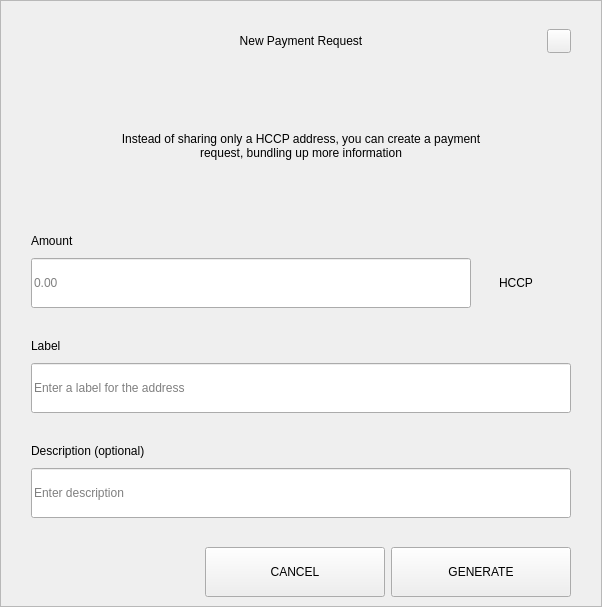
Old version of the form src/qt/pivx/forms/requestdialog.ui in the repository KingricharVD/NestEGG.
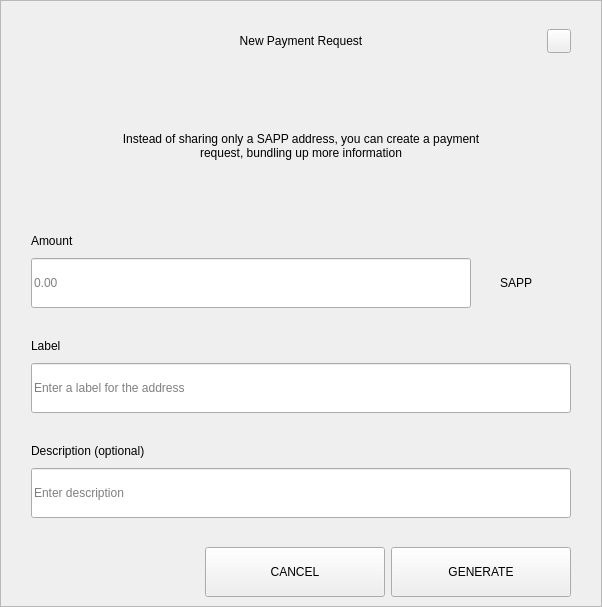
New version of the form.

Diff of the .ui file:
```diff
--- a/src/qt/pivx/forms/requestdialog.ui
+++ b/src/qt/pivx/forms/requestdialog.ui
@@ -210,7 +210,7 @@
              </size>
             </property>
             <property name="text">
-             <string>Instead of sharing only a HCCP address, you can create a payment request, bundling up more information</string>
+             <string>Instead of sharing only a SAPP address, you can create a payment request, bundling up more information</string>
             </property>
             <property name="alignment">
              <set>Qt::AlignCenter</set>
@@ -327,7 +327,7 @@
                    <item>
                     <widget class="QLabel" name="comboBoxCoin">
                      <property name="text">
-                      <string>HCCP</string>
+                      <string>SAPP</string>
                      </property>
                      <property name="alignment">
                       <set>Qt::AlignCenter</set>
```
